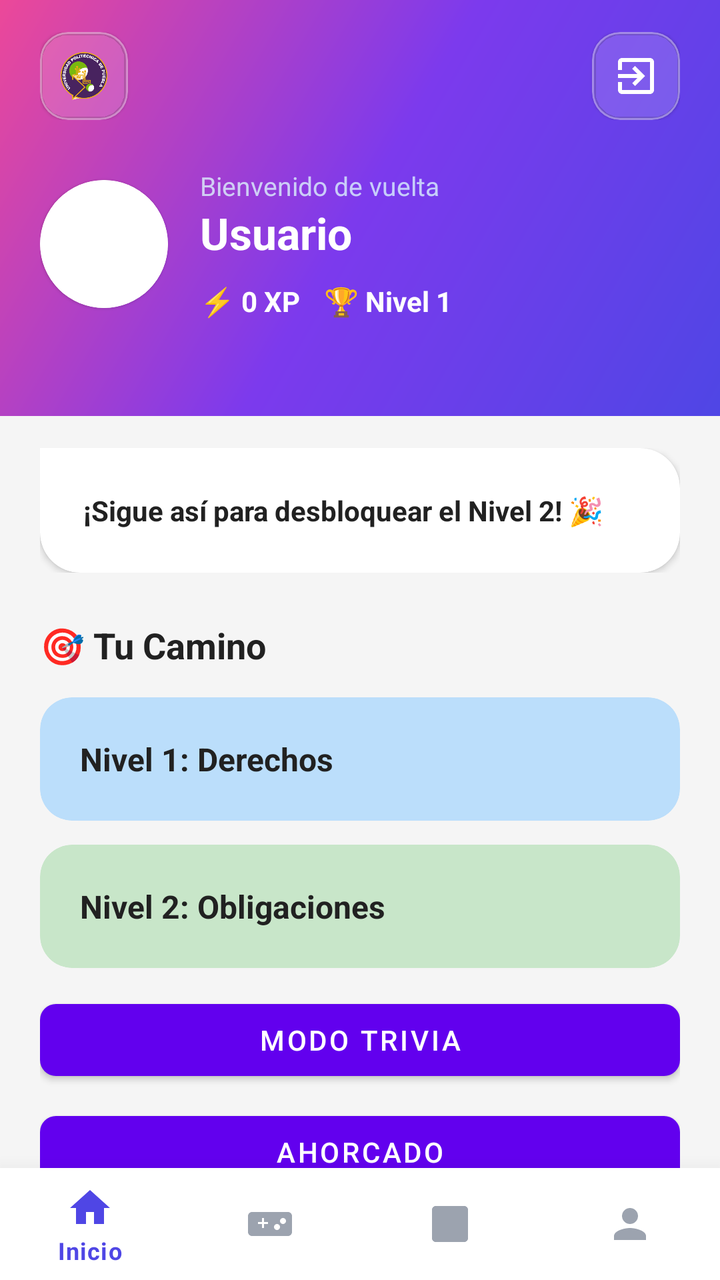
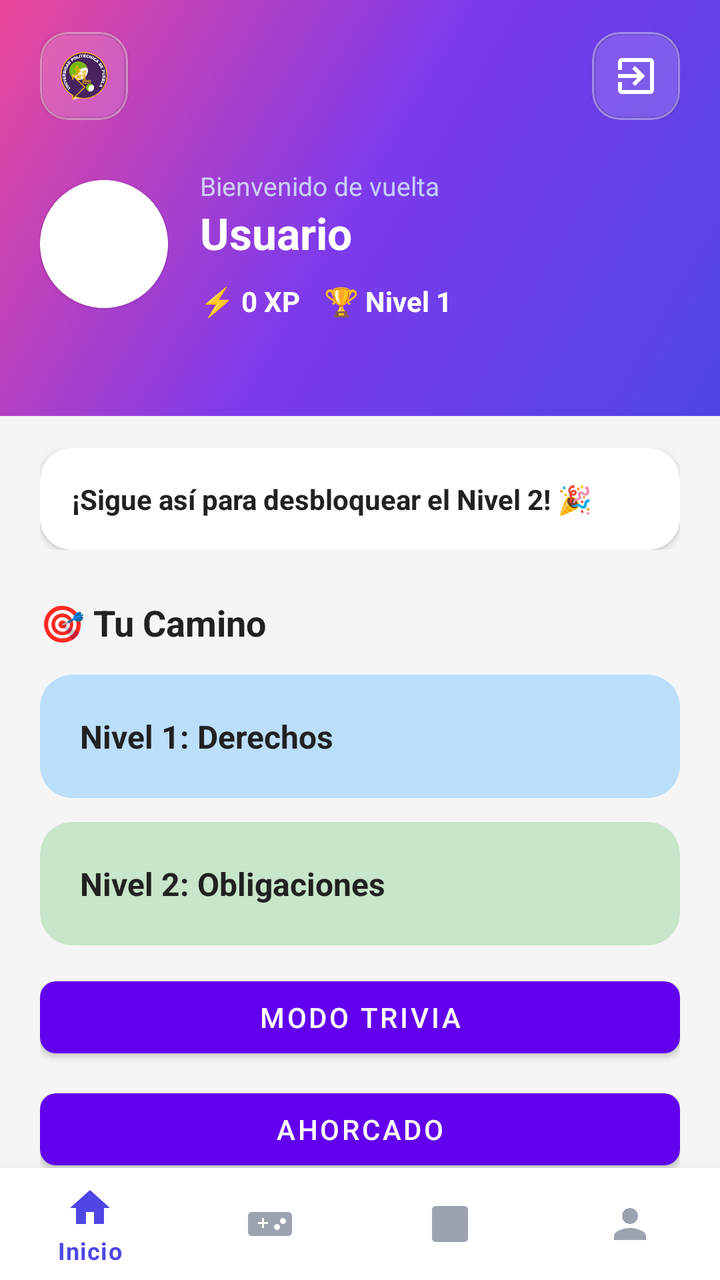

Screens rendered from an Android XML layout before and after an edit, with the pre-edit source and the edit as a unified diff.
<!-- AndroidManifest.xml: application theme Theme.ReglamentoUpp -->
<!-- res/layout/activity_main.xml -->
<?xml version="1.0" encoding="utf-8"?>
<androidx.coordinatorlayout.widget.CoordinatorLayout
    xmlns:android="http://schemas.android.com/apk/res/android"
    xmlns:app="http://schemas.android.com/apk/res-auto"
    xmlns:tools="http://schemas.android.com/tools"
    android:layout_width="match_parent"
    android:layout_height="match_parent"
    android:background="@color/app_bg"
    tools:context=".MainActivity">

    <com.google.android.material.appbar.AppBarLayout
        android:layout_width="match_parent"
        android:layout_height="wrap_content"
        android:background="@android:color/transparent"
        app:elevation="0dp">

        <LinearLayout
            android:layout_width="match_parent"
            android:layout_height="wrap_content"
            android:orientation="vertical"
            android:background="@drawable/header_gradient_indigo_pink"
            android:paddingBottom="48dp">

            <RelativeLayout
                android:layout_width="match_parent"
                android:layout_height="wrap_content"
                android:paddingHorizontal="20dp"
                android:paddingTop="16dp"
                android:paddingBottom="24dp">

                <com.google.android.material.card.MaterialCardView
                    android:layout_width="44dp"
                    android:layout_height="44dp"
                    android:layout_alignParentStart="true"
                    app:cardCornerRadius="14dp"
                    app:strokeWidth="1dp"
                    app:strokeColor="#50FFFFFF"
                    app:cardBackgroundColor="#25FFFFFF">
                    <ImageView
                        android:layout_width="match_parent"
                        android:layout_height="match_parent"
                        android:padding="10dp"
                        android:src="@drawable/mi_logo"
                        android:scaleType="centerCrop"/>
                </com.google.android.material.card.MaterialCardView>

                <com.google.android.material.card.MaterialCardView
                    android:layout_width="44dp"
                    android:layout_height="44dp"
                    android:layout_alignParentEnd="true"
                    app:cardCornerRadius="14dp"
                    app:cardBackgroundColor="#25FFFFFF"
                    app:strokeColor="#50FFFFFF"
                    app:strokeWidth="1dp">
                    <ImageButton
                        android:id="@+id/btnLogout"
                        android:layout_width="match_parent"
                        android:layout_height="match_parent"
                        android:background="?attr/selectableItemBackgroundBorderless"
                        android:src="@drawable/ic_logout"
                        android:padding="12dp"
                        app:tint="@color/white"/>
                </com.google.android.material.card.MaterialCardView>
            </RelativeLayout>

            <LinearLayout
                android:layout_width="match_parent"
                android:layout_height="wrap_content"
                android:orientation="horizontal"
                android:paddingHorizontal="20dp"
                android:gravity="center_vertical">

                <com.google.android.material.card.MaterialCardView
                    android:layout_width="64dp"
                    android:layout_height="64dp"
                    android:layout_marginEnd="16dp"
                    app:cardCornerRadius="32dp"
                    app:strokeWidth="2dp"
                    app:strokeColor="@color/white">
                    <ImageView
                        android:id="@+id/ivUserProfile"
                        android:layout_width="match_parent"
                        android:layout_height="match_parent"
                        android:scaleType="centerCrop"
                        android:src="@drawable/ic_profile"/>
                </com.google.android.material.card.MaterialCardView>

                <LinearLayout
                    android:layout_width="0dp"
                    android:layout_height="wrap_content"
                    android:layout_weight="1"
                    android:orientation="vertical">
                    <TextView
                        android:layout_width="wrap_content"
                        android:layout_height="wrap_content"
                        android:text="Bienvenido de vuelta"
                        android:textColor="#BFE0FFFF"
                        android:textSize="13sp"/>
                    <TextView
                        android:id="@+id/tvUserName"
                        android:layout_width="wrap_content"
                        android:layout_height="wrap_content"
                        android:text="Usuario"
                        android:textColor="@color/white"
                        android:textSize="22sp"
                        android:textStyle="bold"
                        android:layout_marginBottom="10dp"/>

                    <LinearLayout
                        android:layout_width="wrap_content"
                        android:layout_height="wrap_content"
                        android:orientation="horizontal">
                        <TextView
                            android:id="@+id/tvUserPuntaje"
                            android:layout_width="wrap_content"
                            android:layout_height="wrap_content"
                            android:text="⚡ 0 XP"
                            android:textColor="@color/white"
                            android:textSize="14sp"
                            android:textStyle="bold"
                            android:layout_marginEnd="12dp"/>
                        <TextView
                            android:id="@+id/tvUserLevel"
                            android:layout_width="wrap_content"
                            android:layout_height="wrap_content"
                            android:text="🏆 Nivel 1"
                            android:textColor="@color/white"
                            android:textSize="14sp"
                            android:textStyle="bold"/>
                    </LinearLayout>
                </LinearLayout>
            </LinearLayout>
        </LinearLayout>
    </com.google.android.material.appbar.AppBarLayout>

    <androidx.core.widget.NestedScrollView
        android:layout_width="match_parent"
        android:layout_height="match_parent"
        app:layout_behavior="@string/appbar_scrolling_view_behavior">

        <LinearLayout
            android:layout_width="match_parent"
            android:layout_height="wrap_content"
            android:orientation="vertical"
            android:paddingTop="16dp"
            android:paddingBottom="96dp">

            <LinearLayout
                android:layout_width="match_parent"
                android:layout_height="wrap_content"
                android:paddingHorizontal="20dp"
                android:layout_marginBottom="24dp">

                <com.google.android.material.card.MaterialCardView
                    android:layout_width="match_parent"
                    android:layout_height="wrap_content"
                    app:cardElevation="2dp"
                    app:cardBackgroundColor="@color/white"
                    app:shapeAppearanceOverlay="@style/BubbleShapeAppearance">
                    <TextView
                        android:layout_width="wrap_content"
                        android:layout_height="wrap_content"
                        android:padding="16dp"
                        android:text="¡Sigue así para desbloquear el Nivel 2! 🎉"
                        android:textColor="@color/text_primary"
                        android:textStyle="bold"/>
                </com.google.android.material.card.MaterialCardView>
            </LinearLayout>

            <TextView
                android:layout_width="wrap_content"
                android:layout_height="wrap_content"
                android:layout_marginStart="20dp"
                android:layout_marginBottom="14dp"
                android:text="🎯 Tu Camino"
                android:textColor="@color/text_primary"
                android:textSize="18sp"
                android:textStyle="bold"/>

            <LinearLayout
                android:layout_width="match_parent"
                android:layout_height="wrap_content"
                android:orientation="vertical"
                android:paddingHorizontal="20dp">

                <com.google.android.material.card.MaterialCardView
                    android:id="@+id/btnJugarDerechos"
                    android:layout_width="match_parent"
                    android:layout_height="wrap_content"
                    android:layout_marginBottom="12dp"
                    app:cardCornerRadius="16dp"
                    app:cardBackgroundColor="@color/category_derechos_bg">
                    <TextView
                        android:layout_width="match_parent"
                        android:layout_height="wrap_content"
                        android:padding="20dp"
                        android:text="Nivel 1: Derechos"
                        android:textSize="16sp"
                        android:textStyle="bold"
                        android:textColor="@color/text_primary"/>
                </com.google.android.material.card.MaterialCardView>

                <com.google.android.material.card.MaterialCardView
                    android:id="@+id/btnJugarObligaciones"
                    android:layout_width="match_parent"
                    android:layout_height="wrap_content"
                    android:layout_marginBottom="12dp"
                    app:cardCornerRadius="16dp"
                    app:cardBackgroundColor="@color/category_obligaciones_bg">
                    <TextView
                        android:layout_width="match_parent"
                        android:layout_height="wrap_content"
                        android:padding="20dp"
                        android:text="Nivel 2: Obligaciones"
                        android:textSize="16sp"
                        android:textStyle="bold"
                        android:textColor="@color/text_primary"/>
                </com.google.android.material.card.MaterialCardView>

                <Button android:id="@+id/btnJugarModoDesafio" android:layout_width="match_parent" android:layout_height="wrap_content" android:text="Modo Trivia" android:layout_marginBottom="8dp"/>
                <Button android:id="@+id/btnJugarAhorcado" android:layout_width="match_parent" android:layout_height="wrap_content" android:text="Ahorcado" android:layout_marginBottom="8dp"/>
                <Button android:id="@+id/btnJugarMemorama" android:layout_width="match_parent" android:layout_height="wrap_content" android:text="Memorama" android:layout_marginBottom="8dp"/>
                <Button android:id="@+id/btnVerRanking" android:layout_width="match_parent" android:layout_height="wrap_content" android:text="Ver Ranking Global" android:backgroundTint="@color/upp_secondary"/>

            </LinearLayout>
        </LinearLayout>
    </androidx.core.widget.NestedScrollView>

    <com.google.android.material.bottomnavigation.BottomNavigationView
        android:id="@+id/bottomNav"
        android:layout_width="match_parent"
        android:layout_height="wrap_content"
        android:layout_gravity="bottom"
        android:background="@color/white"
        app:elevation="16dp"
        app:itemIconTint="@color/bottom_nav_item_color"
        app:itemTextColor="@color/bottom_nav_item_color"
        app:menu="@menu/bottom_nav_menu"/>

</androidx.coordinatorlayout.widget.CoordinatorLayout>
<!-- resources referenced by this layout -->
<resources>
  <color name="app_bg">#F5F5F5</color>
  <color name="category_derechos_bg">#BBDEFB</color>
  <color name="category_obligaciones_bg">#C8E6C9</color>
  <color name="text_primary">#212121</color>
  <color name="upp_secondary">#0097a7</color>
  <color name="white">#FFFFFFFF</color>
  <!-- drawable header_gradient_indigo_pink (drawable) -->
  <shape xmlns:android="http://schemas.android.com/apk/res/android">
      <gradient android:angle="135" android:startColor="#4F46E5" android:centerColor="#7C3AED" android:endColor="#EC4899" android:type="linear"/>
  </shape>
  <!-- drawable ic_logout (drawable) -->
  <vector xmlns:android="http://schemas.android.com/apk/res/android"
      android:width="24dp"
      android:height="24dp"
      android:viewportWidth="24"
      android:viewportHeight="24"
      android:tint="#FFFFFF">
      <path
          android:fillColor="@android:color/white"
          android:pathData="M10.09,15.59L11.5,17l5,-5 -5,-5 -1.41,1.41L12.67,11H3v2h9.67l-2.58,2.59zM19,3H5c-1.11,0 -2,0.9 -2,2v4h2V5h14v14H5v-4H3v4c0,1.1 0.89,2 2,2h14c1.1,0 2,-0.9 2,-2V5c0,-1.1 -0.9,-2 -2,-2z"/>
  </vector>
  <!-- drawable ic_profile (drawable) -->
  <vector xmlns:android="http://schemas.android.com/apk/res/android" android:width="24dp" android:height="24dp" android:viewportWidth="24" android:viewportHeight="24"><path android:fillColor="@android:color/white" android:pathData="M12,12C14.21,12 16,10.21 16,8C16,5.79 14.21,4 12,4C9.79,4 8,5.79 8,8C8,10.21 9.79,12 12,12M12,14C9.33,14 4,15.33 4,18V20H20V18C20,15.33 14.67,14 12,14Z"/></vector>
  <!-- drawable mi_logo: png bitmap (drawable, 47453 bytes) -->
  <style name="BubbleShapeAppearance">
          <item name="cornerFamily">rounded</item>
          <item name="cornerSizeTopLeft">0dp</item>
          <item name="cornerSizeTopRight">20dp</item>
          <item name="cornerSizeBottomRight">20dp</item>
          <item name="cornerSizeBottomLeft">20dp</item>
      </style>
  <style name="Theme.ReglamentoUpp" parent="Theme.MaterialComponents.DayNight.NoActionBar">
          <item name="shapeAppearanceSmallComponent">@style/ShapeAppearance.ReglamentoUpp.SmallComponent</item>
          <item name="shapeAppearanceMediumComponent">@style/ShapeAppearance.ReglamentoUpp.MediumComponent</item>
      </style>
  <style name="ShapeAppearance.ReglamentoUpp.SmallComponent" parent="ShapeAppearance.MaterialComponents.SmallComponent">
          <item name="cornerFamily">rounded</item>
          <item name="cornerSize">8dp</item>
      </style>
  <style name="ShapeAppearance.ReglamentoUpp.MediumComponent" parent="ShapeAppearance.MaterialComponents.MediumComponent">
          <item name="cornerFamily">rounded</item>
          <item name="cornerSize">16dp</item>
      </style>
</resources>

<!-- the commit's change to res/layout/activity_main.xml (unified diff, before → after) -->
@@ -155,8 +155,7 @@
                     android:layout_width="match_parent"
                     android:layout_height="wrap_content"
                     app:cardElevation="2dp"
-                    app:cardBackgroundColor="@color/white"
-                    app:shapeAppearanceOverlay="@style/BubbleShapeAppearance">
+                    app:cardBackgroundColor="@color/white">
                     <TextView
                         android:layout_width="wrap_content"
                         android:layout_height="wrap_content"
<!-- resource entries referenced after the edit -->
@@ -24,13 +24,6 @@
   <!-- drawable ic_profile (drawable) -->
   <vector xmlns:android="http://schemas.android.com/apk/res/android" android:width="24dp" android:height="24dp" android:viewportWidth="24" android:viewportHeight="24"><path android:fillColor="@android:color/white" android:pathData="M12,12C14.21,12 16,10.21 16,8C16,5.79 14.21,4 12,4C9.79,4 8,5.79 8,8C8,10.21 9.79,12 12,12M12,14C9.33,14 4,15.33 4,18V20H20V18C20,15.33 14.67,14 12,14Z"/></vector>
   <!-- drawable mi_logo: png bitmap (drawable, 47453 bytes) -->
-  <style name="BubbleShapeAppearance">
-          <item name="cornerFamily">rounded</item>
-          <item name="cornerSizeTopLeft">0dp</item>
-          <item name="cornerSizeTopRight">20dp</item>
-          <item name="cornerSizeBottomRight">20dp</item>
-          <item name="cornerSizeBottomLeft">20dp</item>
-      </style>
   <style name="Theme.ReglamentoUpp" parent="Theme.MaterialComponents.DayNight.NoActionBar">
           <item name="shapeAppearanceSmallComponent">@style/ShapeAppearance.ReglamentoUpp.SmallComponent</item>
           <item name="shapeAppearanceMediumComponent">@style/ShapeAppearance.ReglamentoUpp.MediumComponent</item>
